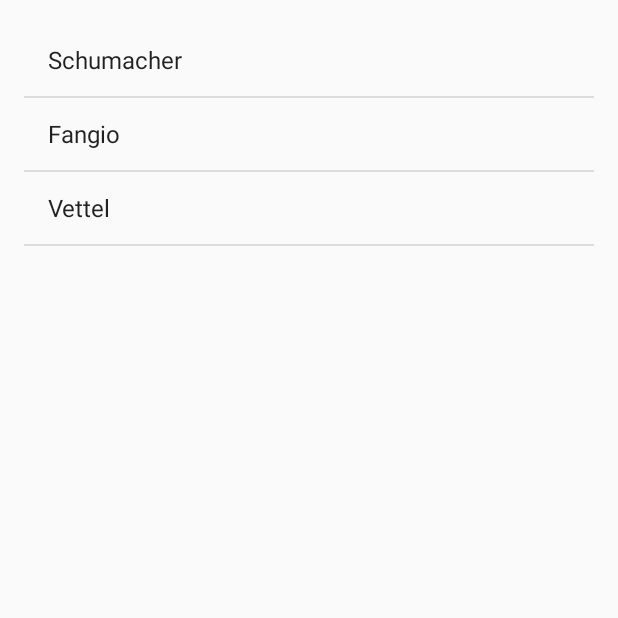
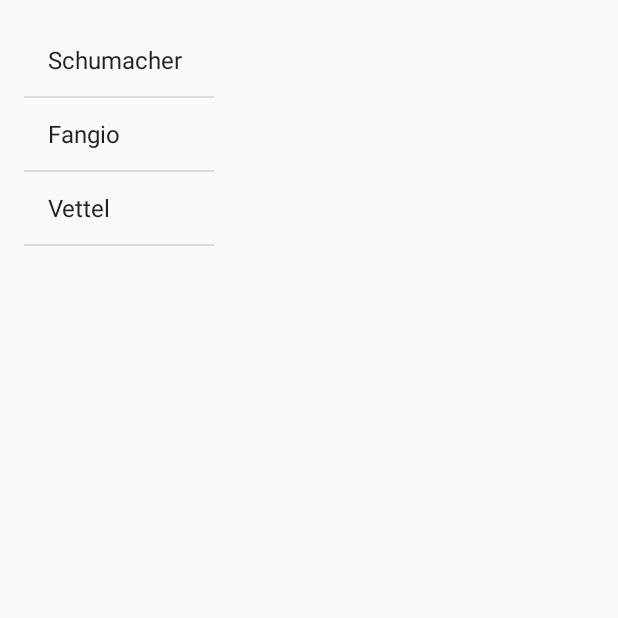
Before and after one commit to abondar24/AndroidApps, an Android app: the FragmentsActivity screen opened directly, with no data from a screen before it, on a phone screen of 412 x 824 dp, the top half of it. Run offline under Robolectric (Android 15) with nearby library versions, the phone set to English and light mode, and no system bars.

Commit message:
right xml

```diff
--- a/UIBasicsDemo/app/src/main/res/layout/activity_fragments.xml
+++ b/UIBasicsDemo/app/src/main/res/layout/activity_fragments.xml
@@ -19,30 +19,23 @@
 
 
     >
-        <!--<fragment-->
-                <!--class="org.abondar.experimental.uibasicsdemo.fragments.TitlesFragment"-->
-                <!--android:layout_width="0px"-->
-                <!--android:layout_height="match_parent"-->
-                <!--android:id="@+id/titles"-->
-                <!--android:layout_weight="1"-->
-                <!--/>-->
-
-        <!--replace for portratait and cooment frameLayout-->
         <fragment
                 class="org.abondar.experimental.uibasicsdemo.fragments.TitlesFragment"
-                android:layout_width="match_parent"
+                android:layout_width="0px"
                 android:layout_height="match_parent"
                 android:id="@+id/titles"
                 android:layout_weight="1"
-        />
+                />
 
 
-        <!--<FrameLayout-->
-                <!--android:id="@+id/details"-->
-                <!--android:layout_width="0px"-->
-                <!--android:layout_height="match_parent"-->
-                <!--android:layout_weight="2"-->
-        <!--/>-->
+
+
+        <FrameLayout
+                android:id="@+id/details"
+                android:layout_width="0px"
+                android:layout_height="match_parent"
+                android:layout_weight="2"
+        />
 
 
 
```
